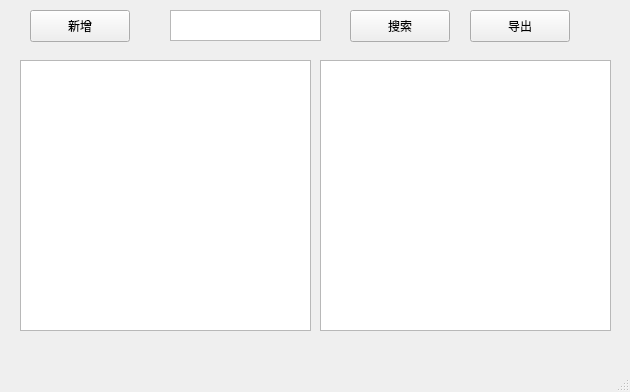
The window that mainwindow.ui (Flyingon/qt-secret-tool) describes before a commit, drawn with Qt 5.
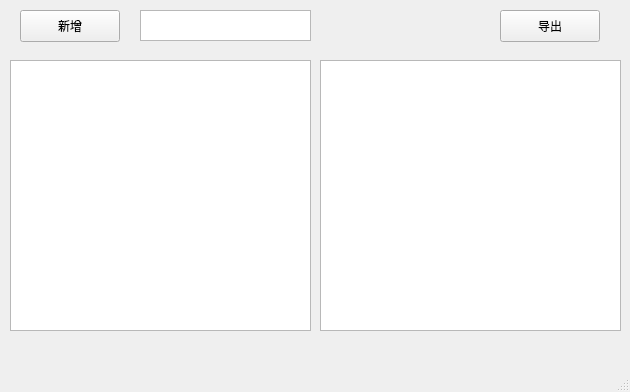
The same window after the commit.

```diff
--- a/mainwindow.ui
+++ b/mainwindow.ui
@@ -17,9 +17,9 @@
    <widget class="QListView" name="listViewKey">
     <property name="geometry">
      <rect>
-      <x>20</x>
+      <x>10</x>
       <y>60</y>
-      <width>291</width>
+      <width>301</width>
       <height>271</height>
      </rect>
     </property>
@@ -29,7 +29,7 @@
      <rect>
       <x>320</x>
       <y>60</y>
-      <width>291</width>
+      <width>301</width>
       <height>271</height>
      </rect>
     </property>
@@ -37,7 +37,7 @@
    <widget class="QPushButton" name="newSecret">
     <property name="geometry">
      <rect>
-      <x>30</x>
+      <x>20</x>
       <y>10</y>
       <width>100</width>
       <height>32</height>
@@ -50,30 +50,27 @@
    <widget class="QTextEdit" name="textEditSearch">
     <property name="geometry">
      <rect>
-      <x>170</x>
+      <x>140</x>
       <y>10</y>
-      <width>151</width>
+      <width>171</width>
       <height>31</height>
      </rect>
     </property>
-   </widget>
-   <widget class="QPushButton" name="searchSecret">
-    <property name="geometry">
-     <rect>
-      <x>350</x>
-      <y>10</y>
-      <width>100</width>
-      <height>32</height>
-     </rect>
-    </property>
-    <property name="text">
-     <string>搜索</string>
+    <property name="html">
+     <string>&lt;!DOCTYPE HTML PUBLIC &quot;-//W3C//DTD HTML 4.0//EN&quot; &quot;http://www.w3.org/TR/REC-html40/strict.dtd&quot;&gt;
+&lt;html&gt;&lt;head&gt;&lt;meta name=&quot;qrichtext&quot; content=&quot;1&quot; /&gt;&lt;meta charset=&quot;utf-8&quot; /&gt;&lt;style type=&quot;text/css&quot;&gt;
+p, li { white-space: pre-wrap; }
+hr { height: 1px; border-width: 0; }
+li.unchecked::marker { content: &quot;\2610&quot;; }
+li.checked::marker { content: &quot;\2612&quot;; }
+&lt;/style&gt;&lt;/head&gt;&lt;body style=&quot; font-family:'.AppleSystemUIFont'; font-size:13pt; font-weight:400; font-style:normal;&quot;&gt;
+&lt;p style=&quot;-qt-paragraph-type:empty; margin-top:0px; margin-bottom:0px; margin-left:0px; margin-right:0px; -qt-block-indent:0; text-indent:0px;&quot;&gt;&lt;br /&gt;&lt;/p&gt;&lt;/body&gt;&lt;/html&gt;</string>
     </property>
    </widget>
    <widget class="QPushButton" name="exportSecret">
     <property name="geometry">
      <rect>
-      <x>470</x>
+      <x>500</x>
       <y>10</y>
       <width>100</width>
       <height>32</height>
```
Left out of the diff: 2 changed lines with no effect on the pictures.
